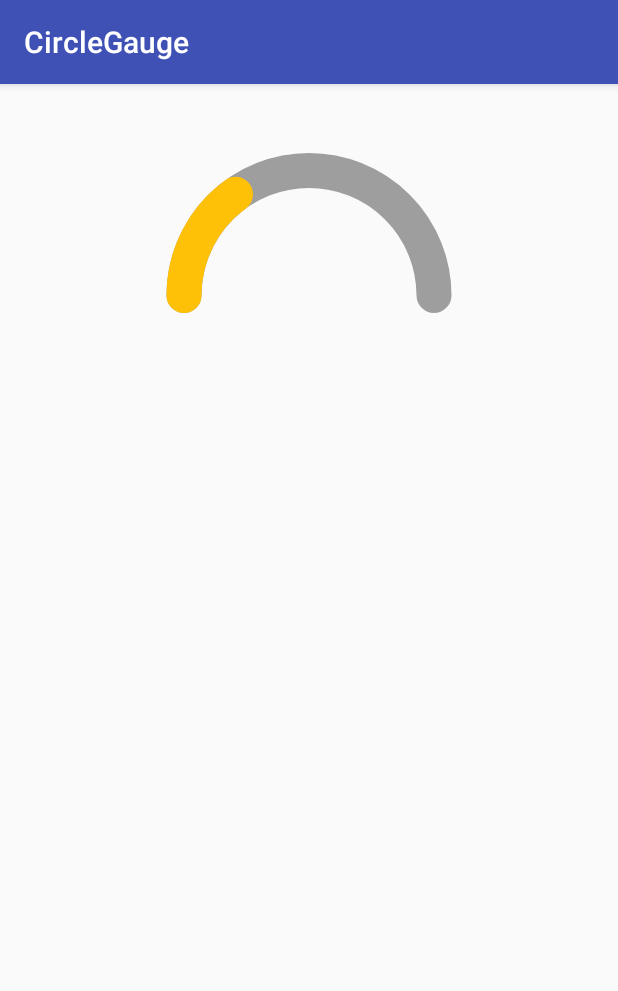
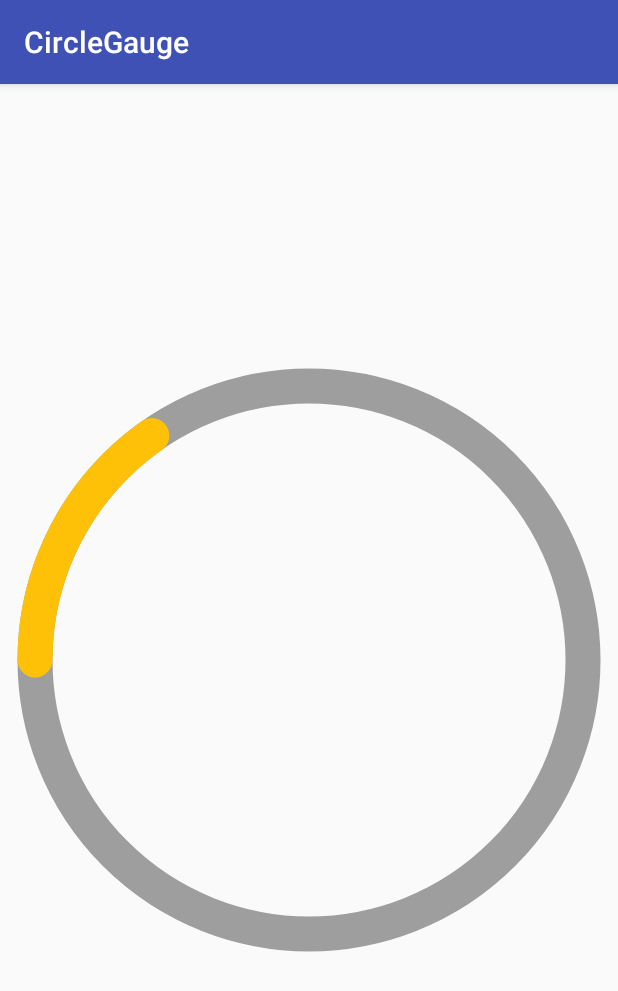
Before and after one commit to TheRadikalStyle/CircleGauge, an Android app: the screen it shows after launch (MainActivity), on a phone screen of 412 x 824 dp. Shown: the top 991 px of the screen. Run offline under Robolectric (Android 15) with nearby library versions, the phone set to English and light mode, and no system bars.

Commit message:
Update: implemented public methods for config gauge outside XML definition

```diff
--- a/app/src/main/java/tk/theradikalsoftware/circlegauge/MainActivity.java
+++ b/app/src/main/java/tk/theradikalsoftware/circlegauge/MainActivity.java
@@ -30,11 +30,11 @@ public class MainActivity extends AppCompatActivity {
                             public void run() {
                                 gaugeView.SetValue(x);
                                 if(x > 0 && x <= 50){
-                                    gaugeView.SetSweetColor("#4CAF50");
+                                    gaugeView.SetSweepColor("#4CAF50");
                                 }else if(x > 51 && x <= 80){
-                                    gaugeView.SetSweetColor("#FFC107");
+                                    gaugeView.SetSweepColor("#FFC107");
                                 }else if(x > 81 && x <= 120){
-                                    gaugeView.SetSweetColor("#F44336");
+                                    gaugeView.SetSweepColor("#F44336");
                                 }
                                 Log.d("THREAD", "DIBUJA: " + x);
                             }
--- a/app/src/main/res/layout/activity_main.xml
+++ b/app/src/main/res/layout/activity_main.xml
@@ -5,17 +5,20 @@
     xmlns:tools="http://schemas.android.com/tools"
     android:layout_width="match_parent"
     android:layout_height="match_parent"
-    android:paddingBottom="@dimen/activity_vertical_margin"
-    android:paddingLeft="@dimen/activity_horizontal_margin"
-    android:paddingRight="@dimen/activity_horizontal_margin"
-    android:paddingTop="@dimen/activity_vertical_margin"
+    android:paddingBottom="@dimen/activity_vertical_margin0"
+    android:paddingLeft="@dimen/activity_horizontal_margin0"
+    android:paddingRight="@dimen/activity_horizontal_margin0"
+    android:paddingTop="@dimen/activity_vertical_margin0"
     tools:context="tk.theradikalsoftware.circlegauge.MainActivity">
 
-<tk.theradikalsoftware.trcirclegauge.CircleGaugeView
+    <tk.theradikalsoftware.trcirclegauge.CircleGaugeView
     android:id="@+id/circleGauge"
-    android:layout_width="fill_parent"
-    android:layout_height="250dp"
+    android:layout_width="match_parent"
+    android:layout_height="match_parent"
     app:trcgBgColor="#9E9E9E"
     app:trcgSweepColor="#FF5722"
+    app:trcgArcInitial="180"
+    app:trcgArcFinal="360"
     android:layout_centerHorizontal="true" />
+
 </RelativeLayout>
--- a/app/src/main/res/values/dimens.xml
+++ b/app/src/main/res/values/dimens.xml
@@ -2,4 +2,6 @@
     <!-- Default screen margins, per the Android Design guidelines. -->
     <dimen name="activity_horizontal_margin">16dp</dimen>
     <dimen name="activity_vertical_margin">16dp</dimen>
+    <dimen name="activity_horizontal_margin0">0dp</dimen>
+    <dimen name="activity_vertical_margin0">0dp</dimen>
 </resources>
--- a/build.gradle
+++ b/build.gradle
@@ -5,7 +5,7 @@ buildscript {
         jcenter()
     }
     dependencies {
-        classpath 'com.android.tools.build:gradle:2.1.0'
+        classpath 'com.android.tools.build:gradle:2.1.3'
 
         // NOTE: Do not place your application dependencies here; they belong
         // in the individual module build.gradle files
--- a/trcirclegauge/src/main/java/tk/theradikalsoftware/trcirclegauge/CircleGaugeView.java
+++ b/trcirclegauge/src/main/java/tk/theradikalsoftware/trcirclegauge/CircleGaugeView.java
@@ -1,4 +1,11 @@
 package tk.theradikalsoftware.trcirclegauge;
+
+/*
+*   03/09/2016 - 19:04
+*   David Ochoa Gutierrez
+*   NL - MX
+*/
+
 
 import android.content.Context;
 import android.content.res.TypedArray;
@@ -12,18 +19,18 @@ import android.view.View;
 
 public class CircleGaugeView extends View {
     Paint paintArc;
-    Paint paintText;
-    Paint paintCircle;
-    float w, h, r; // Width / Height / Radius
+    float w, h; // Width / Height
 
     float center_x, center_y;
-    final RectF oval = new RectF();
+    final RectF rectF = new RectF();
     float sweep; //Color of draw on background
     float left, right;
     int bgColor;
     int sweepColor;
     int sweepStroke;
     int bgStroke;
+    int arcInitial;
+    int arcFinal;
 
     public CircleGaugeView(Context context) {
         super(context);
@@ -43,34 +50,33 @@ public class CircleGaugeView extends View {
         sweepColor = a.getColor(R.styleable.CircleGaugeView_trcgSweepColor, ContextCompat.getColor(context, android.R.color.holo_red_dark));
         bgStroke = a.getInteger(R.styleable.CircleGaugeView_trcgStrokeWidthBg, 35);
         sweepStroke = a.getInteger(R.styleable.CircleGaugeView_trcgStrokeWidthSweep, 35);
+        arcInitial = a.getInteger(R.styleable.CircleGaugeView_trcgArcInitial, 180);
+        arcFinal = a.getInteger(R.styleable.CircleGaugeView_trcgArcFinal, 180);
     }
 
 
     private void init(AttributeSet attrs, int defStyle) {
-        // LInitialize variables
+        // Initialize variables
         paintArc = new Paint();
-        paintText = new Paint();
-        paintCircle = new Paint();
-        //rectF = new RectF(50, 20, 100, 80);
     }
 
     @Override
     protected void onDraw(Canvas canvas) {
         super.onDraw(canvas);
-
         if(w == 0)
             w = getWidth();
         if(h == 0)
             h = getHeight();
 
-        //region ARC CODE
         /* DRAW ARC */
         float radius;
 
         if (w > h) {
-            radius = h / 3;
+            //landscape
+            radius = h / 2;
         } else {
-            radius = h / 4;
+            //portrait
+            radius = w / 2;
         }
 
         paintArc.setAntiAlias(true);
@@ -82,53 +88,47 @@ public class CircleGaugeView extends View {
         center_x = w / 2;
         center_y = h / 2;
 
-        left = center_x - radius;
-        float top = center_y - radius;
-        right = center_x + radius;
-        float bottom = center_y + radius;
+        left = center_x - radius + bgStroke;
+        float top = center_y - radius + bgStroke;
+        right = center_x + radius - bgStroke;
+        float bottom = center_y + radius - bgStroke;
 
-        oval.set(left, top, right, bottom);
+        rectF.set(left, top, right, bottom);
+        //canvas.drawRect(rectF, paintArc);  //DEBUG: draw the rectangule host for the arc
+        canvas.drawArc(rectF, arcInitial, arcFinal, false, paintArc); //ARC background //180,180
 
-        canvas.drawArc(oval, 180, 180, false, paintArc); //ARC background
+        /*
+        DEBUG LOG
+        Log.d("CIRCLEGAUGE", "width:"+w+" height:"+h+"radius:"+radius );
+        Log.d("CIRCLEGAUGE", "top:"+top+" bottom:"+bottom+" left:"+left+" right:"+right );
+        Log.d("CIRCLEGAUGE", "centerX: "+center_x+" centerY:" +center_y );*/
 
-
-        //LOAD BACKGROUND COLOR
+        //LOAD BACKGROUND COLOR (Background color)
         paintArc.setStrokeWidth(sweepStroke);
         paintArc.setStrokeCap(Paint.Cap.ROUND);
         paintArc.setColor(sweepColor);
-        canvas.drawArc(oval, 180, sweep, false, paintArc); //ARC progress background
-        //endregion
-
-        //region CIRCLE CODE
-        /* DRAW CIRCLE */
-
-        //paintCircle.setStyle(Paint.Style.FILL);
-        //paintCircle.setColor(Color.CYAN);
-        //canvas.drawPaint(paintCircle);
-        // Use Color.parseColor to define HTML colors
-        //paintCircle.setColor(Color.parseColor("#CD5C5C"));
-        //canvas.drawCircle(w / 2, h / 2, (radius-10), paintCircle);
-
-        //endregion
-
-        //region TEXT PRINCIPAL
-        //paint.setColor(Color.WHITE);
-        //paint.setStyle(Paint.Style.FILL);
-        //canvas.drawPaint(paint);
-
-        //paintText.setColor(Color.BLACK);
-        //paintText.setTextSize(25);
-        //canvas.drawText("$"+ GetValue(), w/2, h/2, paintText);
-        //endregion
+        canvas.drawArc(rectF, 180, sweep, false, paintArc); //ARC progress background //sipongo true dibuja tipo manecillas
     }
 
-    public void SetSweetColor(String color){
+    /* Public methods */
+    public void SetSweepColor(String color){
         sweepColor = Color.parseColor(color);
+    }
+    public void SetArcBgColor(String color){ bgStroke = Color.parseColor(color); }
+    public void SetArcWidth(int width){
+        bgStroke = width;
+    }
+    public void SetArcSweepWidth(int width){
+        sweepStroke = width;
     }
     public void SetValue(int val){
         sweep = val;
         invalidate();
     }
+    public void SetAngles(int startAng, int finalAng){
+        arcInitial = startAng;
+        arcFinal = finalAng;
+    }
     public float GetValue(){
         return sweep;
     }
--- a/trcirclegauge/src/main/res/values/attrs_circle_gauge_view.xml
+++ b/trcirclegauge/src/main/res/values/attrs_circle_gauge_view.xml
@@ -1,8 +1,9 @@
 <resources>
     <declare-styleable name="CircleGaugeView">
-        <attr name="trcgInitial" format="integer" />
-        <attr name="trcgWidth" format="float" />
-        <attr name="trcgHeight" format="float" />
+        <attr name="trcgArcInitial" format="integer" />
+        <attr name="trcgArcFinal" format="integer" />
+        <attr name="trcgWidth" format="integer" />
+        <attr name="trcgHeight" format="integer" />
         <attr name="trcgBgColor" format="color" />
         <attr name="trcgSweepColor" format="color" />
         <attr name="trcgStrokeWidthBg" format="integer" />
```
Also changed, not shown: gradle/wrapper/gradle-wrapper.properties.
